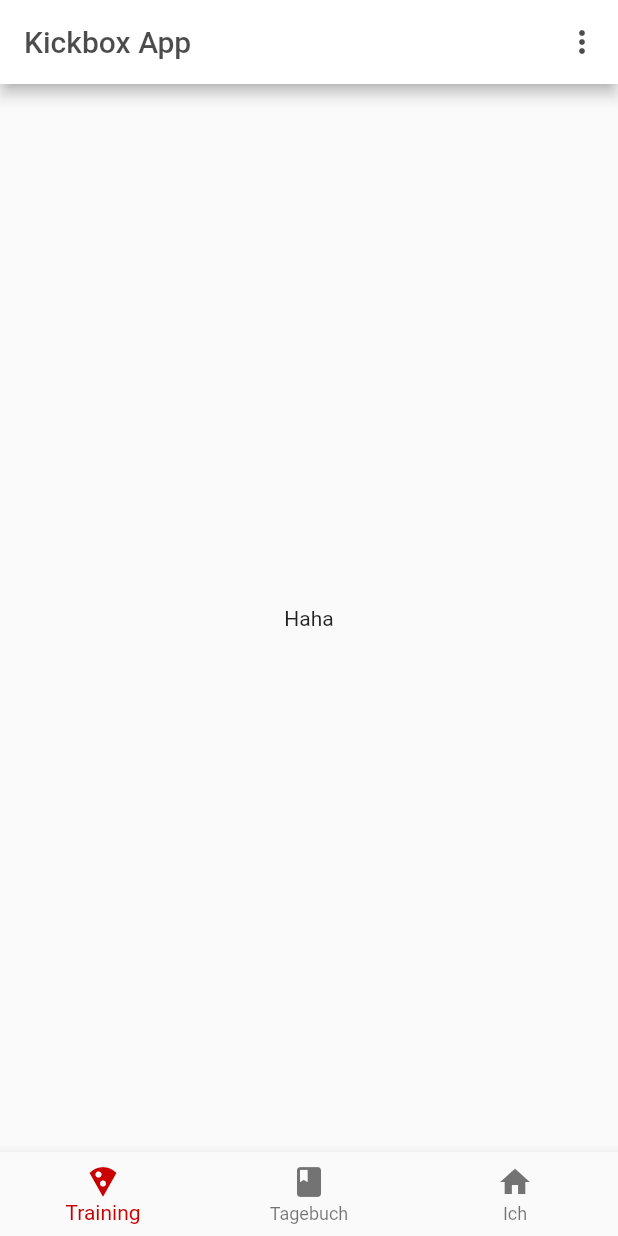
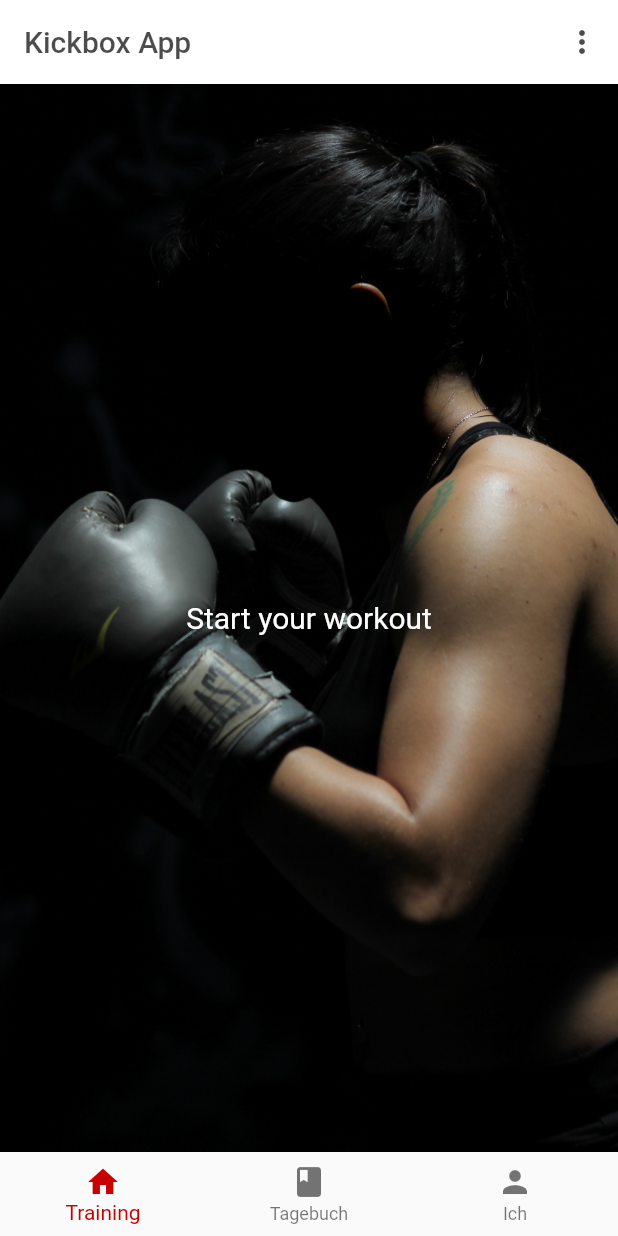
Before and after one commit to tabearunzheimer/boxing_app, a Flutter app: the screen it shows after launch, on a phone screen of 412 x 824 dp. Run offline on Flutter 3.47's test engine with Material 2 defaults, Android fonts, the phone set to English and light mode, and no system bars.

Commit message:
Background-Image und Text

```diff
--- a/lib/screens/home_screen.dart
+++ b/lib/screens/home_screen.dart
@@ -11,12 +11,13 @@ class _HomeScreenState extends State<HomeScreen> {
   Widget build(BuildContext context) {
     return Scaffold(
       appBar: AppBar(
-        title: Text("Kickbox App", style: TextStyle(color: Color.fromRGBO(0, 0, 0, 0.7),),
+        title: Text(
+          "Kickbox App", style: TextStyle(color: Color.fromRGBO(0, 0, 0, 0.7),),
         ),
         actions: <Widget>[
           IconButton(
             icon: Icon(Icons.more_vert),
-            onPressed: (){
+            onPressed: () {
               print("Test");
             },
             color: Color.fromRGBO(0, 0, 0, 0.7),
@@ -24,26 +25,40 @@ class _HomeScreenState extends State<HomeScreen> {
         ],
         backgroundColor: Color.fromRGBO(255, 255, 255, 1),
       ),
-      body: Center(
+      body:
+      Stack(
+        children: <Widget>[
+          Center(
+            child: new Image.asset('assets/img/female_boxer.jpg', fit: BoxFit.cover, height: 900.0,),
+          ),
+          Center(
+            child: Text("Start your workout", style: TextStyle(fontSize: 20.0, color: Color.fromRGBO(255, 255, 255, 1),),),
+          ),
+        ],
+      ),
         //child: Text("Start your workout"),
-        child: Text("Haha"),
-
         /*Container(
           decoration: BoxDecoration(
             image: DecorationImage(
-                image: AssetImage("img/female_boxer.jpg"),
+              image: AssetImage('assets/img/female_boxer.jpg'),
               fit: BoxFit.cover,
             ),
           ),
-          child: Text("Start your workout"),
+
+          child: Text("Start your workout",
+            style: TextStyle(
+                fontSize: 20.0, color: Color.fromRGBO(
+                  255, 255, 255, 1
+              ),
+            ),
+          ),
+
         ),
-        */
-      ),
-
+    */
       bottomNavigationBar: BottomNavigationBar(
         items: const <BottomNavigationBarItem>[
           BottomNavigationBarItem(
-            icon: Icon(Icons.local_pizza),
+            icon: Icon(Icons.home),
             title: Text('Training'),
           ),
           BottomNavigationBarItem(
@@ -51,7 +66,7 @@ class _HomeScreenState extends State<HomeScreen> {
             title: Text('Tagebuch'),
           ),
           BottomNavigationBarItem(
-            icon: Icon(Icons.home),
+            icon: Icon(Icons.person),
             title: Text('Ich'),
           ),
         ],
--- a/pubspec.yaml
+++ b/pubspec.yaml
@@ -41,8 +41,8 @@ flutter:
   uses-material-design: true
 
   # To add assets to your application, add an assets section, like this:
-  # assets:
-  #  - img/female_boxer.jpg
+  assets:
+   - assets/img/female_boxer.jpg
   #  - images/a_dot_ham.jpeg
 
   # An image asset can refer to one or more resolution-specific "variants", see
```
Also changed, not shown: assets/img/female_boxer.jpg (renamed from lib/assets/img/female_boxer.jpg).
